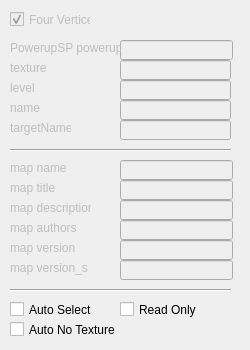
First picture: the form in tankbobs-editor/properties.ui, repository bairyn/tankbobs, before the edit.
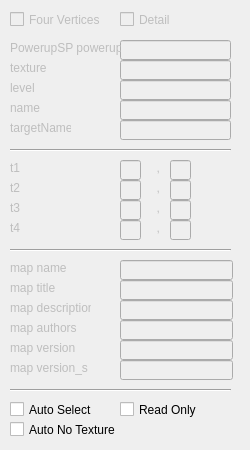
Second picture: the form after the edit.

```diff
--- a/tankbobs-editor/properties.ui
+++ b/tankbobs-editor/properties.ui
@@ -9,7 +9,7 @@
     <x>0</x>
     <y>0</y>
     <width>250</width>
-    <height>350</height>
+    <height>450</height>
    </rect>
   </property>
   <property name="cursor" >
@@ -29,7 +29,7 @@
     <rect>
      <x>10</x>
      <y>10</y>
-     <width>81</width>
+     <width>101</width>
      <height>19</height>
     </rect>
    </property>
@@ -39,9 +39,12 @@
    <property name="text" >
     <string>Four Vertices</string>
    </property>
-   <property name="checked" >
+   <property name="checkable" >
     <bool>true</bool>
    </property>
+   <property name="checked" >
+    <bool>false</bool>
+   </property>
    <property name="tristate" >
     <bool>false</bool>
    </property>
@@ -54,7 +57,7 @@
     <rect>
      <x>120</x>
      <y>40</y>
-     <width>113</width>
+     <width>111</width>
      <height>20</height>
     </rect>
    </property>
@@ -98,7 +101,7 @@
    <property name="geometry" >
     <rect>
      <x>10</x>
-     <y>160</y>
+     <y>260</y>
      <width>81</width>
      <height>16</height>
     </rect>
@@ -117,7 +120,7 @@
    <property name="geometry" >
     <rect>
      <x>10</x>
-     <y>180</y>
+     <y>280</y>
      <width>81</width>
      <height>16</height>
     </rect>
@@ -136,7 +139,7 @@
    <property name="geometry" >
     <rect>
      <x>10</x>
-     <y>200</y>
+     <y>300</y>
      <width>81</width>
      <height>16</height>
     </rect>
@@ -155,7 +158,7 @@
    <property name="geometry" >
     <rect>
      <x>10</x>
-     <y>220</y>
+     <y>320</y>
      <width>81</width>
      <height>16</height>
     </rect>
@@ -174,7 +177,7 @@
    <property name="geometry" >
     <rect>
      <x>10</x>
-     <y>260</y>
+     <y>360</y>
      <width>81</width>
      <height>16</height>
     </rect>
@@ -193,7 +196,7 @@
    <property name="geometry" >
     <rect>
      <x>120</x>
-     <y>160</y>
+     <y>260</y>
      <width>113</width>
      <height>20</height>
     </rect>
@@ -206,7 +209,7 @@
    <property name="geometry" >
     <rect>
      <x>120</x>
-     <y>180</y>
+     <y>280</y>
      <width>113</width>
      <height>20</height>
     </rect>
@@ -219,7 +222,7 @@
    <property name="geometry" >
     <rect>
      <x>120</x>
-     <y>200</y>
+     <y>300</y>
      <width>113</width>
      <height>20</height>
     </rect>
@@ -232,7 +235,7 @@
    <property name="geometry" >
     <rect>
      <x>120</x>
-     <y>220</y>
+     <y>320</y>
      <width>113</width>
      <height>20</height>
     </rect>
@@ -245,7 +248,7 @@
    <property name="geometry" >
     <rect>
      <x>120</x>
-     <y>260</y>
+     <y>360</y>
      <width>113</width>
      <height>20</height>
     </rect>
@@ -255,7 +258,7 @@
    <property name="geometry" >
     <rect>
      <x>10</x>
-     <y>280</y>
+     <y>380</y>
      <width>221</width>
      <height>20</height>
     </rect>
@@ -271,7 +274,7 @@
    <property name="geometry" >
     <rect>
      <x>10</x>
-     <y>300</y>
+     <y>400</y>
      <width>131</width>
      <height>19</height>
     </rect>
@@ -296,7 +299,7 @@
    <property name="geometry" >
     <rect>
      <x>120</x>
-     <y>300</y>
+     <y>400</y>
      <width>131</width>
      <height>19</height>
     </rect>
@@ -321,7 +324,7 @@
    <property name="geometry" >
     <rect>
      <x>10</x>
-     <y>320</y>
+     <y>420</y>
      <width>131</width>
      <height>19</height>
     </rect>
@@ -397,7 +400,7 @@
    <property name="geometry" >
     <rect>
      <x>10</x>
-     <y>240</y>
+     <y>340</y>
      <width>81</width>
      <height>16</height>
     </rect>
@@ -416,7 +419,7 @@
    <property name="geometry" >
     <rect>
      <x>120</x>
-     <y>240</y>
+     <y>340</y>
      <width>113</width>
      <height>20</height>
     </rect>
@@ -490,6 +493,19 @@
    <property name="geometry" >
     <rect>
      <x>10</x>
+     <y>240</y>
+     <width>221</width>
+     <height>20</height>
+    </rect>
+   </property>
+   <property name="orientation" >
+    <enum>Qt::Horizontal</enum>
+   </property>
+  </widget>
+  <widget class="Line" name="configLine_3" >
+   <property name="geometry" >
+    <rect>
+     <x>10</x>
      <y>140</y>
      <width>221</width>
      <height>20</height>
@@ -499,6 +515,287 @@
     <enum>Qt::Horizontal</enum>
    </property>
   </widget>
+  <widget class="QLabel" name="t1Label" >
+   <property name="enabled" >
+    <bool>false</bool>
+   </property>
+   <property name="geometry" >
+    <rect>
+     <x>10</x>
+     <y>160</y>
+     <width>61</width>
+     <height>16</height>
+    </rect>
+   </property>
+   <property name="cursor" >
+    <cursorShape>SizeAllCursor</cursorShape>
+   </property>
+   <property name="text" >
+    <string>t1</string>
+   </property>
+  </widget>
+  <widget class="QLabel" name="t2Label" >
+   <property name="enabled" >
+    <bool>false</bool>
+   </property>
+   <property name="geometry" >
+    <rect>
+     <x>10</x>
+     <y>180</y>
+     <width>61</width>
+     <height>16</height>
+    </rect>
+   </property>
+   <property name="cursor" >
+    <cursorShape>SizeAllCursor</cursorShape>
+   </property>
+   <property name="text" >
+    <string>t2</string>
+   </property>
+  </widget>
+  <widget class="QLabel" name="t3Label" >
+   <property name="enabled" >
+    <bool>false</bool>
+   </property>
+   <property name="geometry" >
+    <rect>
+     <x>10</x>
+     <y>200</y>
+     <width>61</width>
+     <height>16</height>
+    </rect>
+   </property>
+   <property name="cursor" >
+    <cursorShape>SizeAllCursor</cursorShape>
+   </property>
+   <property name="text" >
+    <string>t3</string>
+   </property>
+  </widget>
+  <widget class="QLabel" name="t4Label" >
+   <property name="enabled" >
+    <bool>false</bool>
+   </property>
+   <property name="geometry" >
+    <rect>
+     <x>10</x>
+     <y>220</y>
+     <width>61</width>
+     <height>16</height>
+    </rect>
+   </property>
+   <property name="cursor" >
+    <cursorShape>SizeAllCursor</cursorShape>
+   </property>
+   <property name="text" >
+    <string>t4</string>
+   </property>
+  </widget>
+  <widget class="QLineEdit" name="tx1" >
+   <property name="enabled" >
+    <bool>false</bool>
+   </property>
+   <property name="geometry" >
+    <rect>
+     <x>120</x>
+     <y>160</y>
+     <width>21</width>
+     <height>20</height>
+    </rect>
+   </property>
+  </widget>
+  <widget class="QLineEdit" name="tx2" >
+   <property name="enabled" >
+    <bool>false</bool>
+   </property>
+   <property name="geometry" >
+    <rect>
+     <x>120</x>
+     <y>180</y>
+     <width>21</width>
+     <height>20</height>
+    </rect>
+   </property>
+  </widget>
+  <widget class="QLineEdit" name="tx3" >
+   <property name="enabled" >
+    <bool>false</bool>
+   </property>
+   <property name="geometry" >
+    <rect>
+     <x>120</x>
+     <y>200</y>
+     <width>21</width>
+     <height>20</height>
+    </rect>
+   </property>
+  </widget>
+  <widget class="QLineEdit" name="tx4" >
+   <property name="enabled" >
+    <bool>false</bool>
+   </property>
+   <property name="geometry" >
+    <rect>
+     <x>120</x>
+     <y>220</y>
+     <width>21</width>
+     <height>20</height>
+    </rect>
+   </property>
+  </widget>
+  <widget class="QLabel" name="t1cLabel" >
+   <property name="enabled" >
+    <bool>false</bool>
+   </property>
+   <property name="geometry" >
+    <rect>
+     <x>150</x>
+     <y>160</y>
+     <width>21</width>
+     <height>16</height>
+    </rect>
+   </property>
+   <property name="cursor" >
+    <cursorShape>SizeAllCursor</cursorShape>
+   </property>
+   <property name="text" >
+    <string>  ,</string>
+   </property>
+  </widget>
+  <widget class="QLabel" name="t2cLabel" >
+   <property name="enabled" >
+    <bool>false</bool>
+   </property>
+   <property name="geometry" >
+    <rect>
+     <x>150</x>
+     <y>180</y>
+     <width>21</width>
+     <height>16</height>
+    </rect>
+   </property>
+   <property name="cursor" >
+    <cursorShape>SizeAllCursor</cursorShape>
+   </property>
+   <property name="text" >
+    <string>  ,</string>
+   </property>
+  </widget>
+  <widget class="QLabel" name="t3cLabel" >
+   <property name="enabled" >
+    <bool>false</bool>
+   </property>
+   <property name="geometry" >
+    <rect>
+     <x>150</x>
+     <y>200</y>
+     <width>21</width>
+     <height>16</height>
+    </rect>
+   </property>
+   <property name="cursor" >
+    <cursorShape>SizeAllCursor</cursorShape>
+   </property>
+   <property name="text" >
+    <string>  ,</string>
+   </property>
+  </widget>
+  <widget class="QLabel" name="t4cLabel" >
+   <property name="enabled" >
+    <bool>false</bool>
+   </property>
+   <property name="geometry" >
+    <rect>
+     <x>150</x>
+     <y>220</y>
+     <width>21</width>
+     <height>16</height>
+    </rect>
+   </property>
+   <property name="cursor" >
+    <cursorShape>SizeAllCursor</cursorShape>
+   </property>
+   <property name="text" >
+    <string>  ,</string>
+   </property>
+  </widget>
+  <widget class="QLineEdit" name="ty1" >
+   <property name="enabled" >
+    <bool>false</bool>
+   </property>
+   <property name="geometry" >
+    <rect>
+     <x>170</x>
+     <y>160</y>
+     <width>21</width>
+     <height>20</height>
+    </rect>
+   </property>
+  </widget>
+  <widget class="QLineEdit" name="ty2" >
+   <property name="enabled" >
+    <bool>false</bool>
+   </property>
+   <property name="geometry" >
+    <rect>
+     <x>170</x>
+     <y>180</y>
+     <width>21</width>
+     <height>20</height>
+    </rect>
+   </property>
+  </widget>
+  <widget class="QLineEdit" name="ty3" >
+   <property name="enabled" >
+    <bool>false</bool>
+   </property>
+   <property name="geometry" >
+    <rect>
+     <x>170</x>
+     <y>200</y>
+     <width>21</width>
+     <height>20</height>
+    </rect>
+   </property>
+  </widget>
+  <widget class="QLineEdit" name="ty4" >
+   <property name="enabled" >
+    <bool>false</bool>
+   </property>
+   <property name="geometry" >
+    <rect>
+     <x>170</x>
+     <y>220</y>
+     <width>21</width>
+     <height>20</height>
+    </rect>
+   </property>
+  </widget>
+  <widget class="QCheckBox" name="detail" >
+   <property name="enabled" >
+    <bool>false</bool>
+   </property>
+   <property name="geometry" >
+    <rect>
+     <x>120</x>
+     <y>10</y>
+     <width>101</width>
+     <height>19</height>
+    </rect>
+   </property>
+   <property name="cursor" >
+    <cursorShape>UpArrowCursor</cursorShape>
+   </property>
+   <property name="text" >
+    <string>Detail</string>
+   </property>
+   <property name="checked" >
+    <bool>false</bool>
+   </property>
+   <property name="tristate" >
+    <bool>false</bool>
+   </property>
+  </widget>
  </widget>
  <resources/>
  <connections/>
```
